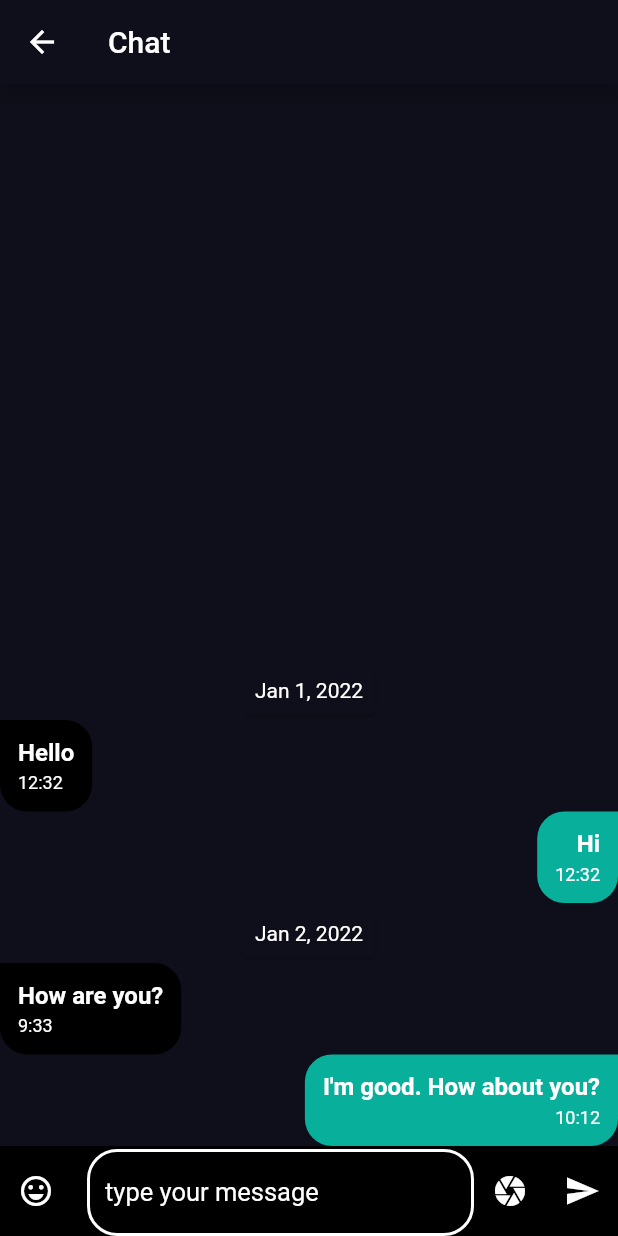
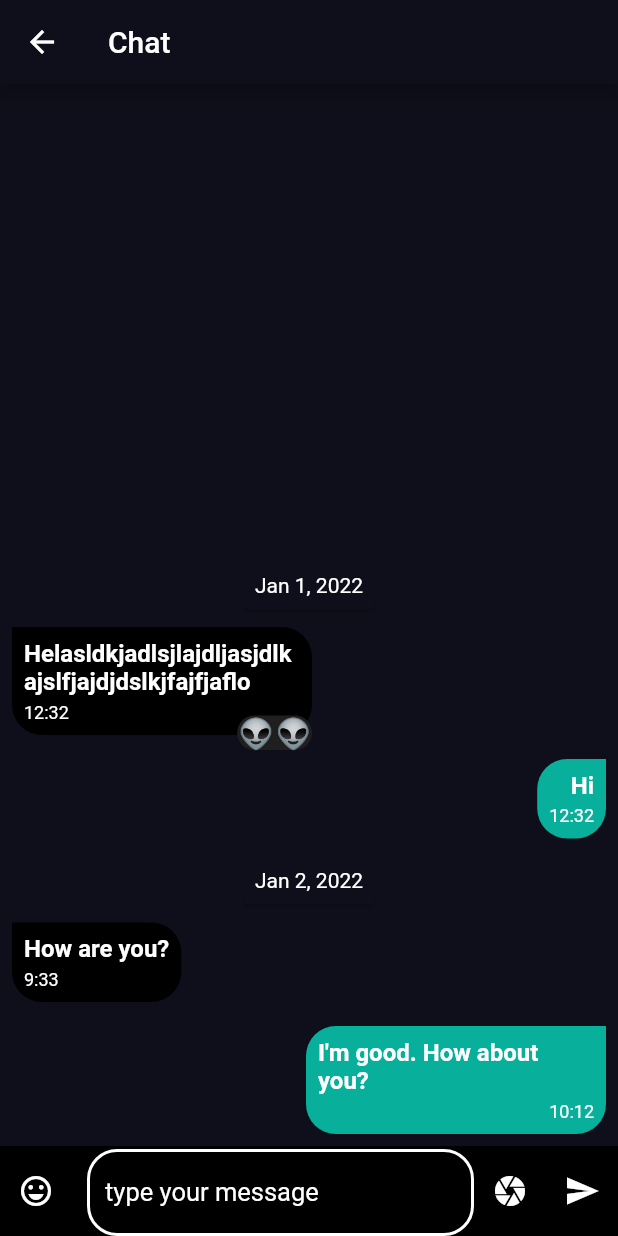
Before and after one commit to Ajju-kld/FLUTTER_PROJECTS, a Flutter app: the Chat_Screen screen opened by its route, on a phone screen of 412 x 824 dp. Run offline on Flutter 3.47's test engine with Material 2 defaults, Android fonts, the phone set to English and light mode, and no system bars; drawn by our look-alikes of grouped_list; our stand-ins replace firebase_auth, firebase_core, floating_bottom_navigation_bar, flutter_markdown, flutter_svg, story_view; accounts and stored records are empty.

Commit message:
added reaction in chat bubble

```diff
--- /dev/null
+++ b/Project_2/vertex/lib/component/chat_component.dart
@@ -0,0 +1,106 @@
+
+import 'package:flutter/material.dart';
+
+import '../pages/utils.dart';
+
+class Chat_Bubble extends StatelessWidget {
+  final Message message;
+  final void Function()? onLongPress;
+  const Chat_Bubble(
+      {Key? key, required this.message, required this.onLongPress})
+      : super(key: key);
+
+
+
+
+
+
+
+
+
+
+  @override
+  Widget build(BuildContext context) {
+    return Align(
+      alignment: (message.itsMe) ? Alignment.centerLeft : Alignment.centerRight,
+      child: Padding(
+        padding: const EdgeInsets.all(8),
+        child: GestureDetector(
+          onLongPress: onLongPress,
+          child: Stack(
+            clipBehavior: Clip.none,
+            alignment: message.itsMe
+                ? AlignmentDirectional.bottomEnd
+                : AlignmentDirectional.bottomStart,
+            children: [
+              Container(
+                constraints: BoxConstraints(maxWidth: 200),
+                padding: const EdgeInsets.all(8),
+                decoration: BoxDecoration(
+                  color: message.itsMe ? Colors.black : secondary,
+                  borderRadius: BorderRadius.only(
+                    bottomLeft: Radius.circular(20),
+                    bottomRight: Radius.circular(20),
+                    topRight: message.itsMe ? Radius.circular(20) : Radius.zero,
+                    topLeft: message.itsMe ? Radius.zero : Radius.circular(20),
+                  ),
+                ),
+                child: Column(
+                  crossAxisAlignment: message.itsMe
+                      ? CrossAxisAlignment.start
+                      : CrossAxisAlignment.end,
+                  children: [
+                    Text(
+                      message.text,
+                      style: chat,
+                      softWrap: true,
+                    ),
+                    const SizedBox(
+                      height: 4,
+                    ),
+                    Text(
+                      '${message.dateTime.hour}:${message.dateTime.minute}',
+                      style: chattime,
+                    ),
+                  ],
+                ),
+              ),
+              if (message.reactions != null && message.reactions!.isNotEmpty)
+                Positioned(
+                  bottom: -10,
+                  child: Container(
+                    decoration: BoxDecoration(
+                      color: Color.fromARGB(255, 32, 31, 31),
+                      borderRadius: BorderRadius.circular(12),
+                    ),
+                    child: Row(
+                      children: message.reactions!
+                          .map((reaction) => Text(
+                                reaction,
+                                style: TextStyle(fontSize: 20),
+                              ))
+                          .toList(),
+                    ),
+                  ),
+                ),
+            ],
+          ),
+        ),
+      ),
+    );
+  }
+}
+
+class Message {
+  final String text;
+  final bool itsMe;
+  final DateTime dateTime;
+  List<String>? reactions;
+
+  Message({
+    required this.text,
+    required this.itsMe,
+    required this.dateTime,
+    this.reactions,
+  });
+}
--- a/Project_2/vertex/lib/component/component_widgets.dart
+++ b/Project_2/vertex/lib/component/common_widgets.dart
@@ -227,6 +227,3 @@ Row followBtn({void Function()? follow}) {
     ],
   );
 }
-
-
-// password icon buttto
--- a/Project_2/vertex/lib/pages/Login/Login.dart
+++ b/Project_2/vertex/lib/pages/Login/Login.dart
@@ -3,7 +3,7 @@
 import 'package:firebase_auth/firebase_auth.dart';
 import 'package:flutter/material.dart';
 import 'package:flutter_svg/flutter_svg.dart';
-import 'package:vertex/component/component_widgets.dart';
+import 'package:vertex/component/common_widgets.dart';
 import 'package:vertex/pages/Sign_up/Sign_up.dart';
 
 Route _createRoute() {
--- a/Project_2/vertex/lib/pages/Sign_up/Sign_up.dart
+++ b/Project_2/vertex/lib/pages/Sign_up/Sign_up.dart
@@ -5,7 +5,7 @@ import 'package:flutter/src/widgets/placeholder.dart';
 import 'package:vertex/pages/Login/Login.dart';
 
 import '../utils.dart';
-import '../../component/component_widgets.dart';
+import '../../component/common_widgets.dart';
 
 import 'package:firebase_auth/firebase_auth.dart';
 
--- a/Project_2/vertex/lib/pages/home_page/home.dart
+++ b/Project_2/vertex/lib/pages/home_page/home.dart
@@ -1,6 +1,6 @@
 import 'package:firebase_auth/firebase_auth.dart';
 import 'package:flutter/material.dart';
-import 'package:vertex/component/component_widgets.dart';
+import 'package:vertex/component/common_widgets.dart';
 
 import '../utils.dart';
 import '../inner_pages/Add_post.dart';
--- a/Project_2/vertex/lib/pages/inner_pages/Chat_interface.dart
+++ b/Project_2/vertex/lib/pages/inner_pages/Chat_interface.dart
@@ -1,10 +1,11 @@
 import 'package:flutter/material.dart';
-import 'package:flutter/src/widgets/framework.dart';
-import 'package:flutter/src/widgets/placeholder.dart';
+
 import 'package:grouped_list/grouped_list.dart';
 import 'package:intl/intl.dart';
-import 'package:vertex/component/component_widgets.dart';
+
 import 'package:vertex/pages/utils.dart';
+
+import '../../component/chat_component.dart';
 
 class Chat_Screen extends StatefulWidget {
   const Chat_Screen({super.key});
@@ -16,7 +17,7 @@ class Chat_Screen extends StatefulWidget {
 class _Chat_ScreenState extends State<Chat_Screen> {
   final  _chat_message=TextEditingController();
   final List<Message> _messages = [
-    Message(text: 'Hello', itsMe: true, dateTime: DateTime(2022, 1, 1, 12, 32)),
+    Message(text: 'Helasldkjadlsjlajdljasjdlkajslfjajdjdslkjfajfjaflo', itsMe: true, dateTime: DateTime(2022, 1, 1, 12, 32),reactions: ['👽', '👽']),
     Message(text: 'Hi', itsMe: false, dateTime: DateTime(2022, 1, 1, 12, 32)),
     Message(
         text: 'How are you?',
@@ -41,7 +42,7 @@ class _Chat_ScreenState extends State<Chat_Screen> {
         backgroundColor: backgroundColor,
         title: Text('Chat'),
       ),
-      body: Column(
+      body: Column(mainAxisAlignment: MainAxisAlignment.start,
         children: [
           Expanded(
               child: GroupedListView<Message, DateTime>(
@@ -71,7 +72,7 @@ class _Chat_ScreenState extends State<Chat_Screen> {
                         ),
                       ),
                   itemBuilder: (BuildContext context, Message message) {
-                    return Chat_Bubble(message: message);
+                    return Chat_Bubble(message: message,onLongPress: () {print('longed_pressed');},);
                   })),
           Container(
             height:
@@ -141,60 +142,3 @@ else{
     );
   }
 }
-
-class Chat_Bubble extends StatelessWidget {
-  final Message message;
-
-  const Chat_Bubble({super.key, required this.message});
-
-  @override
-  Widget build(BuildContext context) {
-    return Align(
-      alignment: (message.itsMe) ? Alignment.centerLeft : Alignment.centerRight,
-      child: Padding(
-        padding: const EdgeInsets.all(0),
-        child: Container(
-          padding: const EdgeInsets.all(12),
-          decoration: BoxDecoration(
-            color: message.itsMe ? Colors.black : secondary,
-            borderRadius: BorderRadius.only(
-              bottomLeft: Radius.circular(18),
-              bottomRight: Radius.circular(18),
-              topRight: message.itsMe ? Radius.circular(18) : Radius.zero,
-              topLeft: message.itsMe ? Radius.zero : Radius.circular(18),
-            ),
-          ),
-          child: Column(
-            crossAxisAlignment: message.itsMe
-                ? CrossAxisAlignment.start
-                : CrossAxisAlignment.end,
-            children: [
-              Text(message.text,
-                  style: const TextStyle(
-                    fontSize: 16,
-                    fontWeight: FontWeight.bold,
-                    color: Colors.white,
-                  )),
-              const SizedBox(
-                height: 4,
-              ),
-              Text(
-                '${message.dateTime.hour}:${message.dateTime.minute}',
-                style: const TextStyle(color: Colors.white, fontSize: 12),
-              )
-            ],
-          ),
-        ),
-      ),
-    );
-  }
-}
-
-class Message {
-  final String text;
-  final bool itsMe;
-  final DateTime dateTime;
-
-  const Message(
-      {required this.text, required this.itsMe, required this.dateTime});
-}
--- a/Project_2/vertex/lib/pages/inner_pages/profile.dart
+++ b/Project_2/vertex/lib/pages/inner_pages/profile.dart
@@ -2,7 +2,7 @@ import 'package:firebase_auth/firebase_auth.dart';
 import 'package:flutter/material.dart';
 import 'package:flutter_markdown/flutter_markdown.dart';
 import 'package:flutter_svg/svg.dart';
-import 'package:vertex/component/component_widgets.dart';
+import 'package:vertex/component/common_widgets.dart';
 
 import '../utils.dart';
 import '../inner_pages/Add_post.dart';
--- a/Project_2/vertex/lib/pages/utils.dart
+++ b/Project_2/vertex/lib/pages/utils.dart
@@ -6,7 +6,8 @@ const Color backgroundColor= Color.fromRGBO(14, 15, 26, 1);
 const Color secondary= Color.fromARGB(255, 8, 176, 156);
 const TextStyle txtbtn=TextStyle(color: Colors.white,fontSize: 16);
 
-
+const TextStyle chat=TextStyle(color: Colors.white,fontSize: 16,fontWeight: FontWeight.bold,);
+const TextStyle chattime=TextStyle(color: Colors.white,fontSize: 12);
 
 String markdown_Data='''- 👋 Hi, I’m @Ajju-kld
 - 👀 I’m interested in WEB DEVELOPMENT and FLUTTER
```
Also changed, not shown: 1 other file.
